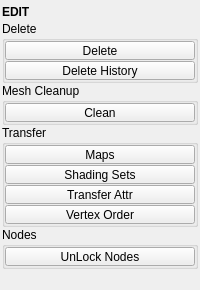
Above: tentacle/ui/edit.ui from m3trik/tentacle before the change. Below: the same form after it.
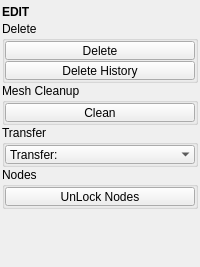
That is the form after the change. Custom widgets are drawn as their Qt base class.

Patch:
```diff
--- a/tentacle/ui/edit.ui
+++ b/tentacle/ui/edit.ui
@@ -258,7 +258,10 @@
         <property name="title">
          <string>Transfer</string>
         </property>
-        <layout class="QGridLayout" name="gridLayout">
+        <layout class="QVBoxLayout" name="verticalLayout_transfer">
+         <property name="spacing">
+          <number>1</number>
+         </property>
          <property name="leftMargin">
           <number>0</number>
          </property>
@@ -271,11 +274,8 @@
          <property name="bottomMargin">
           <number>0</number>
          </property>
-         <property name="spacing">
-          <number>1</number>
-         </property>
-         <item row="0" column="0">
-          <widget class="QPushButton" name="b021">
+         <item>
+          <widget class="ComboBox" name="cmb000">
            <property name="minimumSize">
             <size>
              <width>0</width>
@@ -288,243 +288,20 @@
              <height>19</height>
             </size>
            </property>
-           <property name="palette">
-            <palette>
-             <active>
-              <colorrole role="Highlight">
-               <brush brushstyle="SolidPattern">
-                <color alpha="255">
-                 <red>80</red>
-                 <green>138</green>
-                 <blue>255</blue>
-                </color>
-               </brush>
-              </colorrole>
-             </active>
-             <inactive>
-              <colorrole role="Highlight">
-               <brush brushstyle="SolidPattern">
-                <color alpha="255">
-                 <red>80</red>
-                 <green>138</green>
-                 <blue>255</blue>
-                </color>
-               </brush>
-              </colorrole>
-             </inactive>
-             <disabled>
-              <colorrole role="Highlight">
-               <brush brushstyle="SolidPattern">
-                <color alpha="255">
-                 <red>51</red>
-                 <green>153</green>
-                 <blue>255</blue>
-                </color>
-               </brush>
-              </colorrole>
-             </disabled>
-            </palette>
+           <property name="sizeAdjustPolicy">
+            <enum>QComboBox::AdjustToContents</enum>
            </property>
-           <property name="toolTip">
-            <string>Transfer Maps: Transfer surface detail from one set of surfaces to another</string>
-           </property>
-           <property name="text">
-            <string>Maps</string>
-           </property>
-           <property name="autoDefault">
-            <bool>true</bool>
-           </property>
-           <property name="default">
+           <property name="frame">
             <bool>false</bool>
            </property>
-           <property name="flat">
-            <bool>false</bool>
-           </property>
-           <property name="bnabled" stdset="0">
-            <bool>true</bool>
-           </property>
-          </widget>
-         </item>
-         <item row="1" column="0">
-          <widget class="QPushButton" name="b027">
-           <property name="minimumSize">
-            <size>
-             <width>0</width>
-             <height>19</height>
-            </size>
-           </property>
-           <property name="maximumSize">
-            <size>
-             <width>16777215</width>
-             <height>19</height>
-            </size>
-           </property>
-           <property name="palette">
-            <palette>
-             <active>
-              <colorrole role="Highlight">
-               <brush brushstyle="SolidPattern">
-                <color alpha="255">
-                 <red>80</red>
-                 <green>138</green>
-                 <blue>255</blue>
-                </color>
-               </brush>
-              </colorrole>
-             </active>
-             <inactive>
-              <colorrole role="Highlight">
-               <brush brushstyle="SolidPattern">
-                <color alpha="255">
-                 <red>80</red>
-                 <green>138</green>
-                 <blue>255</blue>
-                </color>
-               </brush>
-              </colorrole>
-             </inactive>
-             <disabled>
-              <colorrole role="Highlight">
-               <brush brushstyle="SolidPattern">
-                <color alpha="255">
-                 <red>51</red>
-                 <green>153</green>
-                 <blue>255</blue>
-                </color>
-               </brush>
-              </colorrole>
-             </disabled>
-            </palette>
-           </property>
            <property name="toolTip">
             <string/>
            </property>
-           <property name="text">
-            <string>Shading Sets</string>
-           </property>
-           <property name="autoDefault">
-            <bool>true</bool>
-           </property>
-           <property name="default">
-            <bool>false</bool>
-           </property>
-           <property name="flat">
-            <bool>false</bool>
-           </property>
-           <property name="bnabled" stdset="0">
-            <bool>true</bool>
-           </property>
-          </widget>
-         </item>
-         <item row="3" column="0">
-          <widget class="QPushButton" name="b022">
-           <property name="minimumSize">
-            <size>
-             <width>0</width>
-             <height>19</height>
-            </size>
-           </property>
-           <property name="maximumSize">
-            <size>
-             <width>16777215</width>
-             <height>19</height>
-            </size>
-           </property>
-           <property name="palette">
-            <palette>
-             <active>
-              <colorrole role="Highlight">
-               <brush brushstyle="SolidPattern">
-                <color alpha="255">
-                 <red>80</red>
-                 <green>138</green>
-                 <blue>255</blue>
-                </color>
-               </brush>
-              </colorrole>
-             </active>
-             <inactive>
-              <colorrole role="Highlight">
-               <brush brushstyle="SolidPattern">
-                <color alpha="255">
-                 <red>80</red>
-                 <green>138</green>
-                 <blue>255</blue>
-                </color>
-               </brush>
-              </colorrole>
-             </inactive>
-             <disabled>
-              <colorrole role="Highlight">
-               <brush brushstyle="SolidPattern">
-                <color alpha="255">
-                 <red>51</red>
-                 <green>153</green>
-                 <blue>255</blue>
-                </color>
-               </brush>
-              </colorrole>
-             </disabled>
-            </palette>
-           </property>
-           <property name="toolTip">
-            <string>Transfer vertex ID ordering from one surface to another</string>
-           </property>
-           <property name="text">
-            <string>Vertex Order</string>
-           </property>
-           <property name="autoDefault">
-            <bool>true</bool>
-           </property>
-           <property name="default">
-            <bool>false</bool>
-           </property>
-           <property name="flat">
-            <bool>false</bool>
-           </property>
-           <property name="bnabled" stdset="0">
-            <bool>true</bool>
-           </property>
-          </widget>
-         </item>
-         <item row="2" column="0">
-          <widget class="QPushButton" name="b023">
-           <property name="minimumSize">
-            <size>
-             <width>0</width>
-             <height>19</height>
-            </size>
-           </property>
-           <property name="maximumSize">
-            <size>
-             <width>16777215</width>
-             <height>19</height>
-            </size>
-           </property>
-           <property name="toolTip">
-            <string>Transfer attribute connections and values from the first selected node to the second</string>
-           </property>
-           <property name="text">
-            <string>Transfer Attr</string>
-           </property>
-           <property name="iconSize">
-            <size>
-             <width>18</width>
-             <height>18</height>
-            </size>
-           </property>
-           <property name="autoDefault">
-            <bool>false</bool>
-           </property>
-           <property name="default">
-            <bool>false</bool>
-           </property>
-           <property name="flat">
-            <bool>false</bool>
-           </property>
-           <property name="bnabled" stdset="0">
-            <bool>true</bool>
-           </property>
+           <item>
+            <property name="text">
+             <string>Transfer:</string>
+            </property>
+           </item>
           </widget>
          </item>
         </layout>
@@ -627,6 +404,11 @@
    <extends>QPushButton</extends>
    <header>widgets.pushbutton.h</header>
   </customwidget>
+  <customwidget>
+   <class>ComboBox</class>
+   <extends>QComboBox</extends>
+   <header>uitk.widgets.comboBox.ComboBox.h</header>
+  </customwidget>
   <customwidget>
    <class>CollapsableGroup</class>
    <extends>QGroupBox</extends>
```
Left out of the diff: 2 changed lines with no effect on the pictures.
